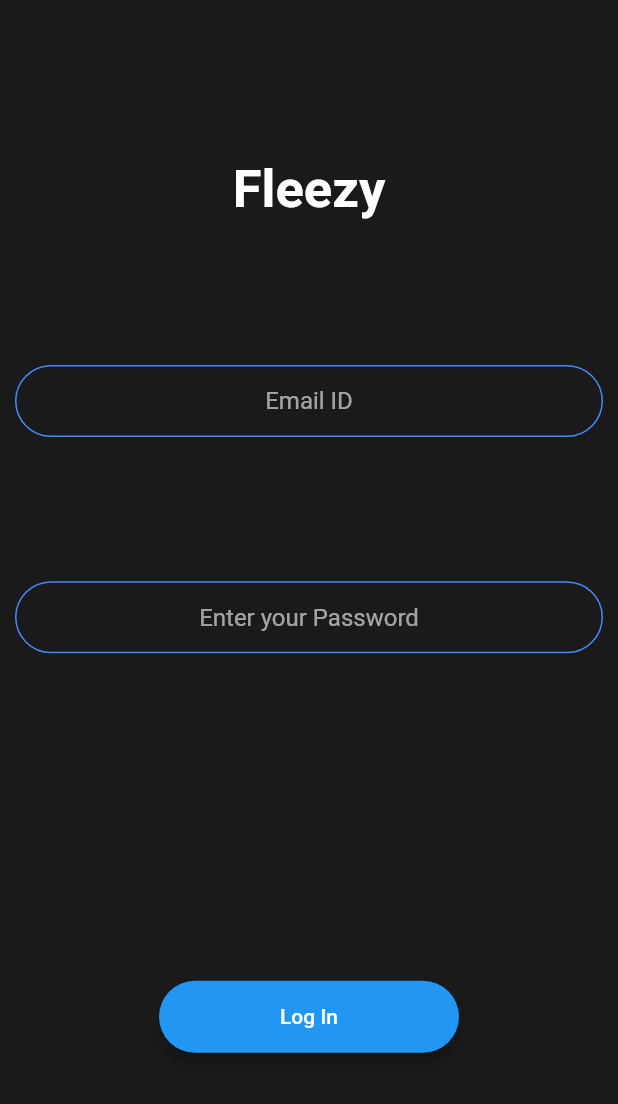
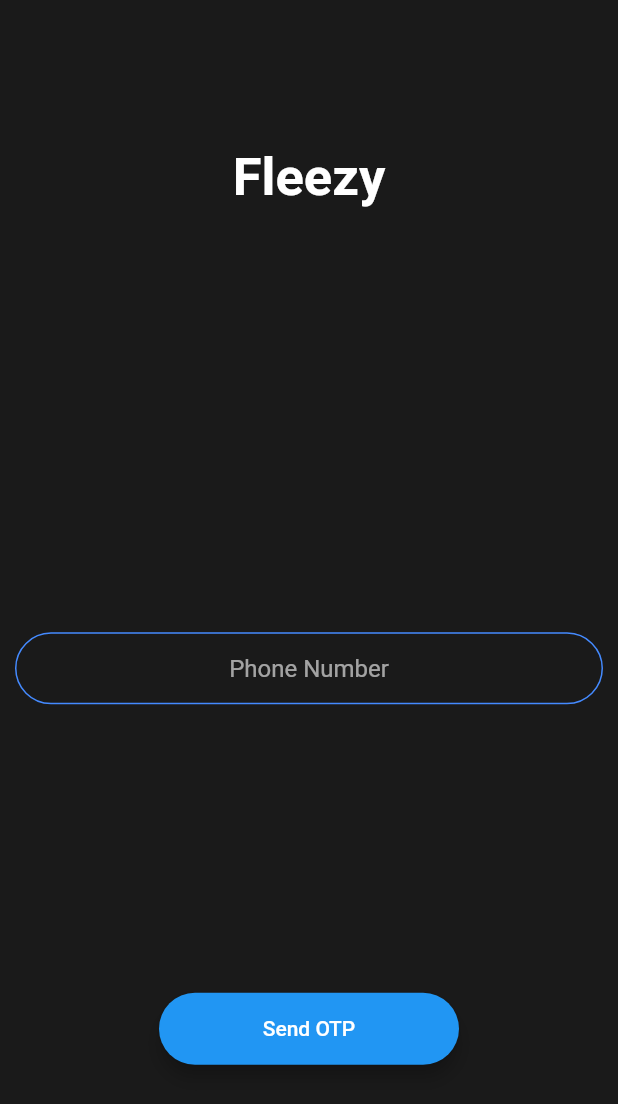
Before and after one commit to gokulr488/fleezy, a Flutter app: the LoginScreen screen opened by its route, on a phone screen of 412 x 824 dp. Shown: the top 1104 px of the screen. Run offline on Flutter 3.47's test engine with Material 2 defaults, Android fonts, the phone set to English and light mode, and no system bars; our stand-ins replace cloud_firestore, curved_navigation_bar, firebase_auth, firebase_core, flutter_spinkit; accounts and stored records are empty.

Commit message:
login screen partially done

```diff
--- a/lib/Common/Authentication.dart
+++ b/lib/Common/Authentication.dart
@@ -125,4 +125,6 @@ class Authentication {
         codeSent: smsSent,
         codeAutoRetrievalTimeout: autoTimeout);
   }
+
+  loginWithPhone(String phoneNo) {}
 }
--- a/lib/screens/LoginScreen.dart
+++ b/lib/screens/LoginScreen.dart
@@ -1,3 +1,4 @@
+import 'package:firebase_auth/firebase_auth.dart';
 import 'package:fleezy/Common/Authentication.dart';
 import 'package:fleezy/Common/UiConstants.dart';
 import 'package:fleezy/DataModels/ModelUser.dart';
@@ -7,6 +8,8 @@ import 'package:fleezy/screens/CreateCompanyScreen.dart';
 import 'package:fleezy/screens/HomeScreen.dart';
 import 'package:flutter/material.dart';
 
+const TextStyle kMessagesTextStyle = TextStyle(fontSize: 15);
+
 class LoginScreen extends StatefulWidget {
   static const String id = 'loginScreen';
   @override
@@ -14,11 +17,31 @@ class LoginScreen extends StatefulWidget {
 }
 
 class _LoginScreenState extends State<LoginScreen> {
-  String emailId;
-  String password;
+  String phoneNo;
+  String otp;
   bool showSpinner = false;
+  bool verified = false;
+  bool disableButton = false;
+  String message = '';
   @override
   Widget build(BuildContext context) {
+    FirebaseAuth.instance.authStateChanges().listen((User user) async {
+      if (user == null) {
+        print('User is currently signed out!');
+      } else {
+        if (verified) {
+          setState(() {
+            verified = false; //to avoid multiple entry into this code
+            showSpinner = true;
+            disableButton = true;
+          });
+          await onVerificationCompleted();
+          Navigator.pushNamed(context, HomeScreen.id);
+        }
+        print('User signed in!');
+      }
+    });
+
     return Scaffold(
       backgroundColor: kBackgroundColor,
       body: SafeArea(
@@ -27,50 +50,47 @@ class _LoginScreenState extends State<LoginScreen> {
         child: Column(
           mainAxisAlignment: MainAxisAlignment.spaceEvenly,
           children: [
-            Text(
-              'Fleezy',
-              style: kFleezyTextStyle,
-            ),
+            Text('Fleezy', style: kFleezyTextStyle),
+            Visibility(visible: showSpinner, child: LoadingDots(size: 50)),
+            Text(message, style: kMessagesTextStyle),
             TextField(
-              keyboardType: TextInputType.emailAddress,
+                keyboardType: TextInputType.number,
                 textAlign: TextAlign.center,
                 onChanged: (value) {
-                emailId = value;
+                  phoneNo = value;
                 },
-              decoration: kTextFieldDecoration.copyWith(hintText: 'Email ID'),
-            ),
-            TextField(
+                decoration:
+                    kTextFieldDecoration.copyWith(hintText: 'Phone Number')),
+            Visibility(
+              visible: verified,
+              child: TextField(
                 obscureText: true,
                 textAlign: TextAlign.center,
                 onChanged: (value) {
-                password = value;
+                  otp = value;
                 },
-              decoration: kTextFieldDecoration.copyWith(
-                  hintText: 'Enter your Password'),
+                decoration:
+                    kTextFieldDecoration.copyWith(hintText: 'Enter the OTP'),
               ),
-            showSpinner ? LoadingDots(size: 50) : SizedBox(height: 10),
+            ),
             RoundedButton(
-              title: 'Log In',
+              title: verified ? 'Log In' : 'Send OTP',
               colour: Colors.blue,
-              onPressed: () async {
+              onPressed: disableButton
+                  ? null
+                  : () async {
                       FocusScope.of(context).requestFocus(FocusNode());
-                if (emailId == null || password == null) {
-                  print('Email or password not Provided');
+                      if (phoneNo == null) {
+                        print('Phone Number is not Valid');
                         return;
                       }
                       setState(() {
                         showSpinner = true;
                       });
-                print(showSpinner);
-                ModelUser user =
-                    ModelUser(userEmailId: emailId, password: password);
-                bool loggedIn = await Authentication().login(user);
+                      await Authentication().loginWithPhone(phoneNo);
                       setState(() {
                         showSpinner = false;
                       });
-                if (loggedIn) {
-                  Navigator.pushNamed(context, HomeScreen.id);
-                }
                     },
             ),
           ],
@@ -78,4 +98,6 @@ class _LoginScreenState extends State<LoginScreen> {
       )),
     );
   }
+
+  onVerificationCompleted() {}
 }
```
Also changed, not shown: lib/DataAccess/Roles.dart (+2 -15 lines), lib/DataModels/ModelUser.dart (+16 -0 lines), lib/screens/CreateCompanyScreen.dart (+11 -3 lines). Lines whose indentation alone changed are shown as unchanged.
